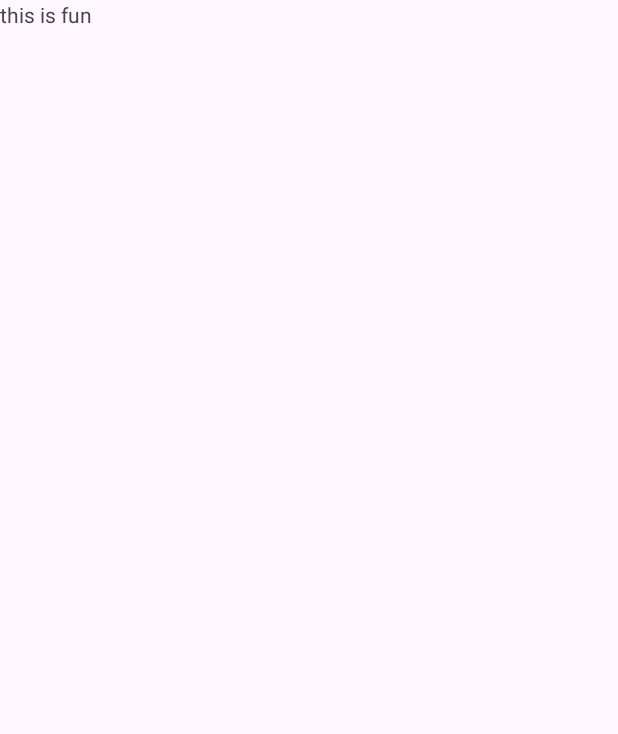
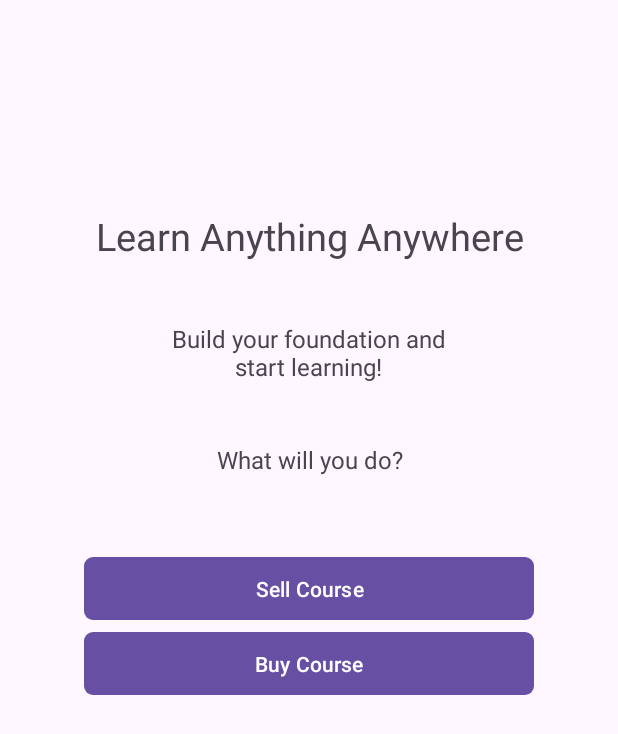
Before and after one commit to Christiannaira/my_mini_brain, an Android app: the screen it shows after launch (UserStartActivity), on a phone screen of 412 x 824 dp. Before the commit the part shown is almost empty. Shown: the top 734 px of the screen. Run offline under Robolectric (Android 15) with nearby library versions, the phone set to English and light mode, and no system bars.

Commit message:
feat: initialized first structure of user ui

```diff
--- a/app/src/main/res/layout/activity_user_start.xml
+++ b/app/src/main/res/layout/activity_user_start.xml
@@ -10,8 +10,56 @@
     >
 
     <TextView
+        android:layout_marginTop="140dp"
         android:layout_width="match_parent"
         android:layout_height="wrap_content"
-        android:text="this is fun" />
+        android:text="@string/user_start_headline"
+        android:textSize="25sp"
+        android:gravity="center"
+        />
+
+    <TextView
+        android:layout_marginTop="40dp"
+        android:layout_width="210dp"
+        android:layout_height="wrap_content"
+        android:text="@string/user_start_description"
+        android:textSize="16sp"
+        android:gravity="center"
+        android:layout_gravity="center"
+        />
+
+    <TextView
+        android:layout_marginTop="40dp"
+        android:layout_width="match_parent"
+        android:layout_height="wrap_content"
+        android:text="@string/user_start_question"
+        android:textSize="16sp"
+        android:gravity="center"
+        android:layout_gravity="center"
+        />
+
+    <LinearLayout
+        android:layout_marginTop="50dp"
+        android:layout_width="match_parent"
+        android:layout_height="wrap_content"
+        android:orientation="vertical"
+        android:gravity="center"
+        >
+
+        <com.google.android.material.button.MaterialButton
+            android:layout_width="300dp"
+            android:layout_height="50dp"
+            app:cornerRadius="6dp"
+            android:text="@string/user_start_sellerBtn"
+            />
+
+        <com.google.android.material.button.MaterialButton
+            android:layout_width="300dp"
+            android:layout_height="50dp"
+            app:cornerRadius="6dp"
+            android:text="@string/user_start_buyerBtn"
+            />
+
+    </LinearLayout>
 
 </LinearLayout>
```
